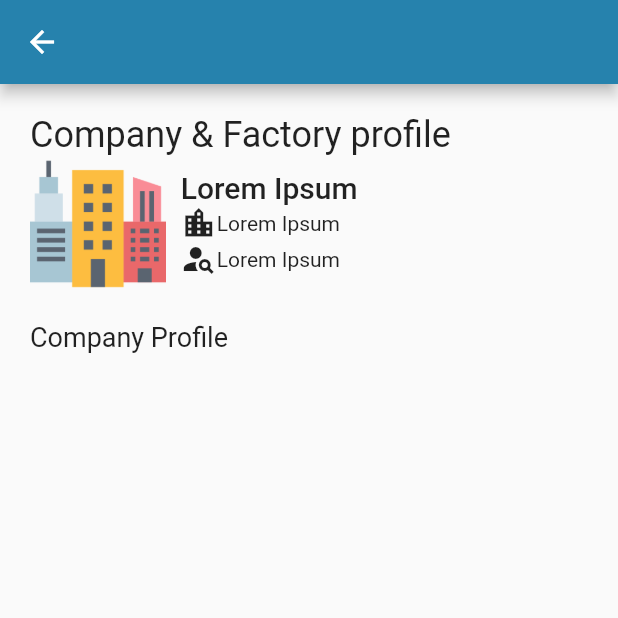
After one commit to 02imran/hire, a Flutter app: the BuyerSearch screen opened directly, after a tap on "Dummy text", on a phone screen of 412 x 824 dp, the top half of it. The commit adds this screen. Run offline on Flutter 3.47's test engine with Material 2 defaults, Android fonts, the phone set to English and light mode, and no system bars; our stand-ins replace flutter_svg.

Commit message:
company and factory profile half

```diff
--- /dev/null
+++ b/lib/buyer_job_worker/buyer_search/company_and_factory_profile/company_and_factory_profile.dart
@@ -0,0 +1,19 @@
+import 'package:flutter/material.dart';
+import 'package:hire_app/buyer_job_worker/buyer_search/company_and_factory_profile/components/company_and_factory_profile_body.dart';
+
+import '../../../constants.dart';
+
+class CompanyAndFactoryProfile extends StatelessWidget {
+  const CompanyAndFactoryProfile({Key? key}) : super(key: key);
+
+  @override
+  Widget build(BuildContext context) {
+    return Scaffold(
+      appBar: AppBar(
+        leading: Icon(Icons.arrow_back),
+        backgroundColor: kAppBarColor,
+      ),
+      body: CompanyAndFactoryProfileBody(),
+    );
+  }
+}
--- /dev/null
+++ b/lib/buyer_job_worker/buyer_search/company_and_factory_profile/components/company_and_factory_profile_body.dart
@@ -0,0 +1,31 @@
+import 'package:flutter/material.dart';
+import 'package:hire_app/components/company_details.dart';
+
+class CompanyAndFactoryProfileBody extends StatelessWidget {
+  const CompanyAndFactoryProfileBody({Key? key}) : super(key: key);
+
+  @override
+  Widget build(BuildContext context) {
+    return SafeArea(
+      child: Padding(
+        padding: EdgeInsets.symmetric(horizontal: 20),
+        child: Column(
+          crossAxisAlignment: CrossAxisAlignment.start,
+          children: [
+            SizedBox(height: 20),
+            Text(
+              'Company & Factory profile',
+              style: TextStyle(fontSize: 24),
+            ),
+            CompanyDetails(),
+            SizedBox(height: 20),
+            Text(
+              'Company Profile',
+              style: TextStyle(fontSize: 18),
+            )
+          ],
+        ),
+      ),
+    );
+  }
+}
--- a/lib/buyer_job_worker/buyer_search/components/buyer_search_body.dart
+++ b/lib/buyer_job_worker/buyer_search/components/buyer_search_body.dart
@@ -1,4 +1,5 @@
 import 'package:flutter/material.dart';
+import 'package:hire_app/buyer_job_worker/buyer_search/company_and_factory_profile/company_and_factory_profile.dart';
 import 'package:hire_app/constants.dart';
 
 import 'buyer_header_text.dart';
@@ -31,11 +32,20 @@ class BuyerSearchBody extends StatelessWidget {
               BuyerHeaderText(text1: 'Featured Companies', text2: 'View All'),
               SizedBox(height: 20),
               FeatureList(
-                  img: 'assets/images/building.png', text: 'Dummy text'),
+                img: 'assets/images/building.png',
+                text: 'Dummy text',
+                press: () {
+                  Navigator.push(
+                      context,
+                      MaterialPageRoute(
+                          builder: (_) => CompanyAndFactoryProfile()));
+                },
+              ),
               SizedBox(height: 20),
               BuyerHeaderText(text1: 'Featured Products', text2: 'View All'),
               SizedBox(height: 20),
               FeatureList(
+                press: (){},
                   img: 'assets/images/building.png', text: 'Dummy text'),
             ],
           ),
--- a/lib/buyer_job_worker/buyer_search/components/feature_companies.dart
+++ b/lib/buyer_job_worker/buyer_search/components/feature_companies.dart
@@ -1,10 +1,14 @@
+import 'package:flutter/gestures.dart';
 import 'package:flutter/material.dart';
 
 class FeatureList extends StatelessWidget {
   const FeatureList({
-    Key? key,@required this.img,@required this.text,
+    Key? key,
+    @required this.img,
+    @required this.text,@required this.press,
   }) : super(key: key);
   final String? img, text;
+  final GestureTapCallback? press;
 
   @override
   Widget build(BuildContext context) {
@@ -14,7 +18,9 @@ class FeatureList extends StatelessWidget {
         children: [
           ...List.generate(
               5,
-              (index) => Card(
+              (index) => GestureDetector(
+                    onTap: press,
+                    child: Card(
                       elevation: 10,
                       child: Padding(
                         padding: EdgeInsets.all(20),
@@ -29,6 +35,7 @@ class FeatureList extends StatelessWidget {
                           ],
                         ),
                       ),
+                    ),
                   )),
         ],
       ),
```
Lines whose indentation alone changed are shown as unchanged.
